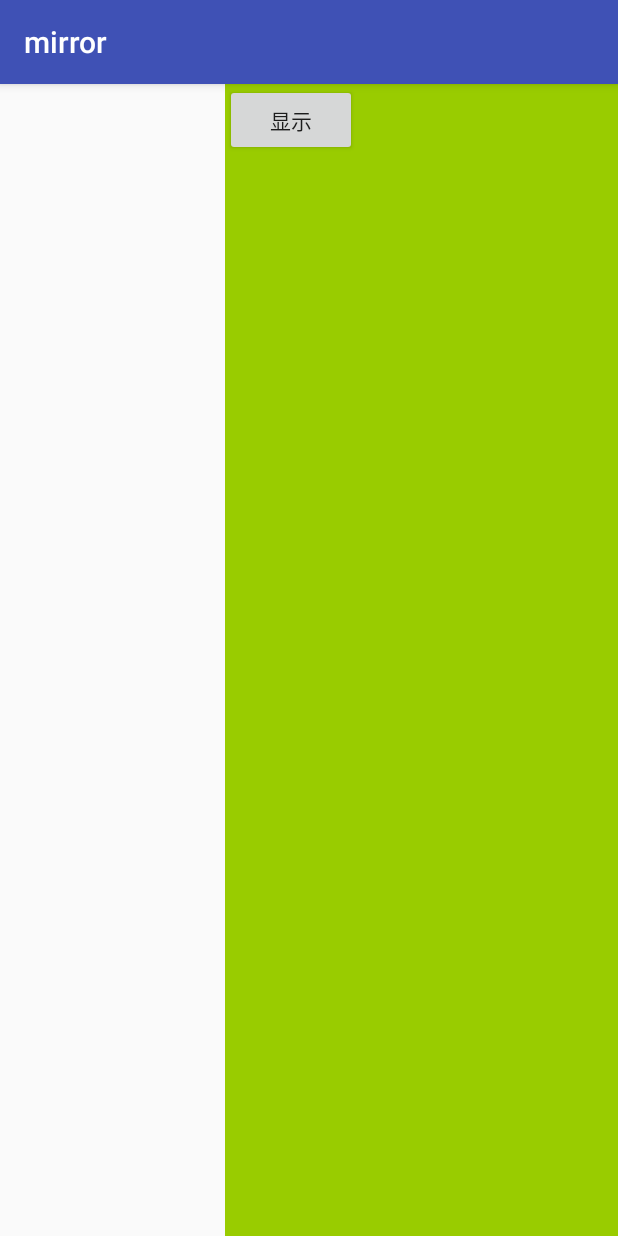
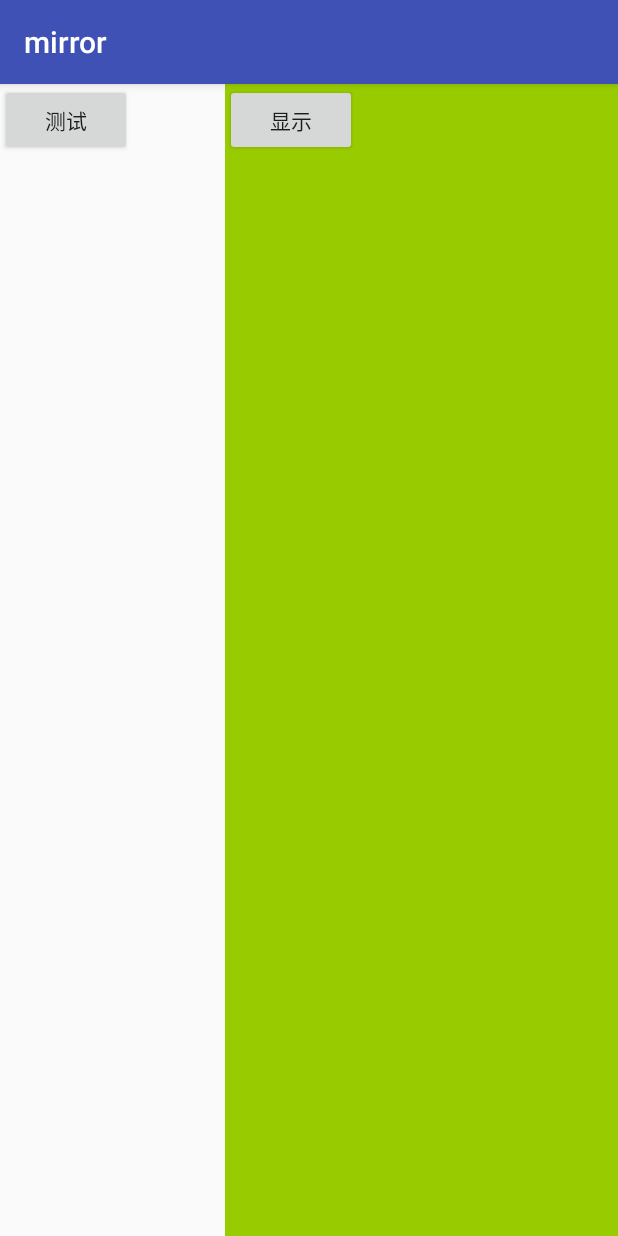
Before and after one commit to Joky-SSS/mirror, an Android app: the SlideMenuActivity screen opened directly, with no data from a screen before it, after a tap on "显示", on a phone screen of 412 x 824 dp. Run offline under Robolectric (Android 15) with nearby library versions, the phone set to English and light mode, and no system bars.

Commit message:
侧滑菜单 fix BUG

```diff
--- a/app/src/main/java/com/jokysss/mirror/widget/SlideMenu.kt
+++ b/app/src/main/java/com/jokysss/mirror/widget/SlideMenu.kt
@@ -69,12 +69,25 @@ class SlideMenu constructor(context: Context, attrs: AttributeSet? = null, defSt
     override fun onMeasure(widthMeasureSpec: Int, heightMeasureSpec: Int) {
         val width = measureWidth(widthMeasureSpec)
         val height = measureHeight(heightMeasureSpec)
-        measureChildren(width, height)
         setMeasuredDimension(width, height)
+        for (i in 0 until childCount) {
+            val child = getChildAt(i)
+            if (i == 0) {
+                var menuWMeasure = MeasureSpec.makeMeasureSpec(slidingWidth, MeasureSpec.EXACTLY)
+                var menuHMeasure = MeasureSpec.makeMeasureSpec(height, MeasureSpec.EXACTLY)
+                child.measure(menuWMeasure, menuHMeasure)
+            } else {
+                var menuWMeasure = MeasureSpec.makeMeasureSpec(screenWidth, MeasureSpec.EXACTLY)
+                var menuHMeasure = MeasureSpec.makeMeasureSpec(height, MeasureSpec.EXACTLY)
+                child.measure(menuWMeasure, menuHMeasure)
+            }
+        }
+//        measureChildren(width, height)
     }
 
     private fun measureWidth(widthMeasureSpec: Int): Int {
         var mode = MeasureSpec.getMode(widthMeasureSpec)
+        var width = MeasureSpec.getSize(widthMeasureSpec)
         if (mode === MeasureSpec.AT_MOST) {
             throw IllegalArgumentException("layout_width can not be wrap_content")
         }
@@ -99,15 +112,19 @@ class SlideMenu constructor(context: Context, attrs: AttributeSet? = null, defSt
         var isOpen = flags and FLAG_IS_OPEN == FLAG_IS_OPEN
         for (i in 0 until n) {
             val child = getChildAt(i)
-            if (i == 0 && isOpen) {
+            if (i == 0) {
+                if (isOpen) {
                     child.layout(0, 0, slidingWidth, h)
                 } else {
                     child.layout(-slidingWidth, t, 0, h)
                 }
-            if (i == 1 && isOpen) {
+            }
+            if (i == 1) {
+                if (isOpen) {
                     child.layout(slidingWidth + separator.toInt(), 0, width, h)
                 } else {
                     child.layout(0, 0, screenWidth, h)
+                }
             }
         }
     }
--- a/app/src/main/res/layout/activity_slide_menu.xml
+++ b/app/src/main/res/layout/activity_slide_menu.xml
@@ -15,7 +15,7 @@
     <LinearLayout
             android:orientation="vertical"
             android:id="@+id/sliding_menu"
-            android:layout_width="match_parent"
+            android:layout_width="150dp"
             android:layout_height="match_parent">
         <Button
                 android:id="@+id/bt_test"
```
Lines whose indentation alone changed are shown as unchanged.
